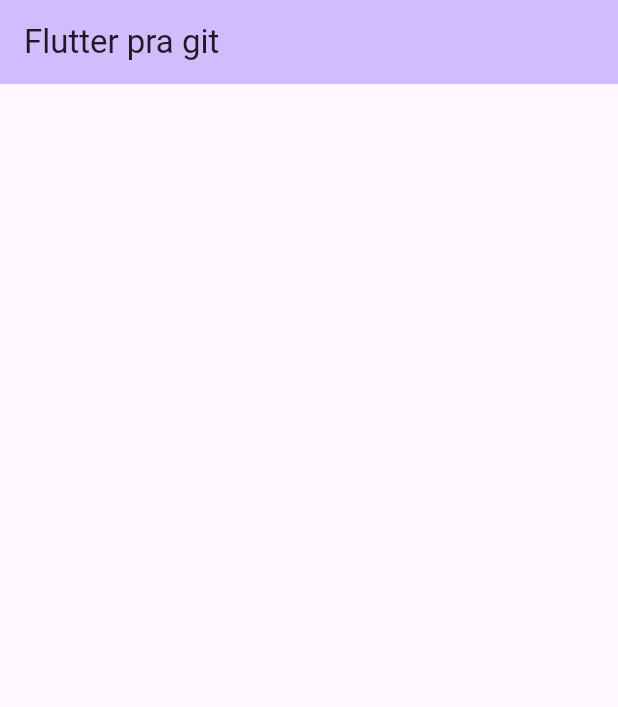
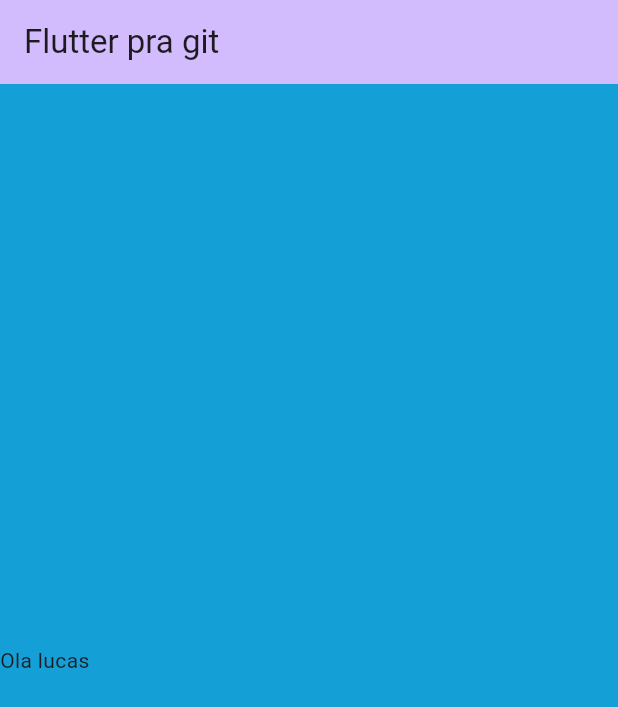
Before and after one commit to brayan-henrique/aulagit, a Flutter app: the screen it shows after launch, on a phone screen of 412 x 824 dp. Shown: the top 707 px of the screen. Run offline on Flutter 3.47's test engine with Material 3 defaults, Android fonts, the phone set to English and light mode, and no system bars.

Commit message:
alterações

```diff
--- a/lib/main.dart
+++ b/lib/main.dart
@@ -36,10 +36,16 @@
         backgroundColor: Theme.of(context).colorScheme.inversePrimary,
         title: Text(widget.title),
       ),
-      body: Center(
+      backgroundColor: const Color.fromARGB(255, 20, 159, 214),
+      body: Container(
+
         child: Column(
           mainAxisAlignment: .center,
-
+          children: [
+            Text(
+              "Ola lucas",
+              ),
+          ]
         ),
       ),
     );
```
